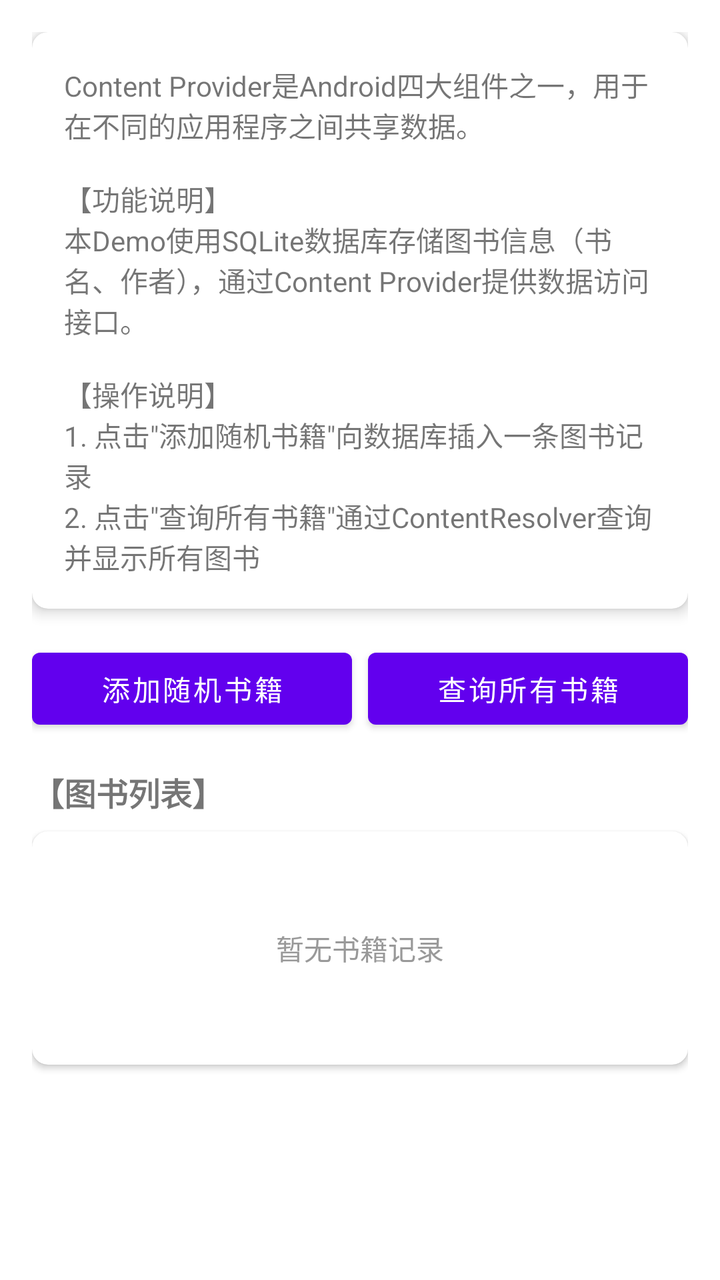
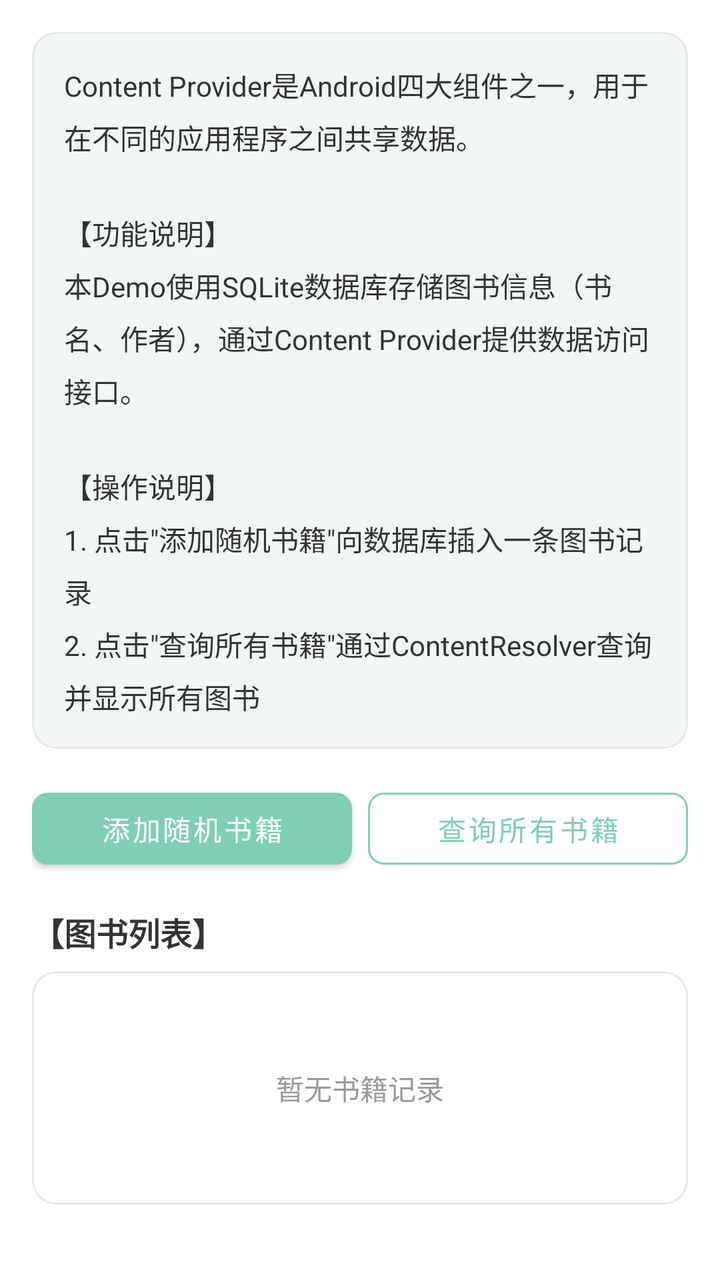

Screens rendered from an Android XML layout before and after an edit, with the pre-edit source and the edit as a unified diff.
<!-- AndroidManifest.xml: application theme Theme.AndroidComponentDemo -->
<!-- res/layout/fragment_provider.xml -->
<?xml version="1.0" encoding="utf-8"?>
<ScrollView xmlns:android="http://schemas.android.com/apk/res/android"
    xmlns:app="http://schemas.android.com/apk/res-auto"
    android:layout_width="match_parent"
    android:layout_height="match_parent"
    android:fillViewport="true">

    <LinearLayout
        android:layout_width="match_parent"
        android:layout_height="wrap_content"
        android:orientation="vertical"
        android:padding="16dp">

        
        <androidx.cardview.widget.CardView
            android:layout_width="match_parent"
            android:layout_height="wrap_content"
            android:layout_marginBottom="16dp"
            app:cardCornerRadius="8dp"
            app:cardElevation="4dp">

            <TextView
                android:id="@+id/tv_provider_intro"
                android:layout_width="match_parent"
                android:layout_height="wrap_content"
                android:padding="16dp"
                android:text="@string/provider_intro"
                android:textSize="14sp" />

        </androidx.cardview.widget.CardView>

        
        <LinearLayout
            android:layout_width="match_parent"
            android:layout_height="wrap_content"
            android:layout_marginBottom="16dp"
            android:orientation="horizontal">

            <Button
                android:id="@+id/btn_add_book"
                android:layout_width="0dp"
                android:layout_height="wrap_content"
                android:layout_marginEnd="8dp"
                android:layout_weight="1"
                android:text="@string/btn_add_book" />

            <Button
                android:id="@+id/btn_query_books"
                android:layout_width="0dp"
                android:layout_height="wrap_content"
                android:layout_weight="1"
                android:text="@string/btn_query_books" />

        </LinearLayout>

        
        <TextView
            android:layout_width="match_parent"
            android:layout_height="wrap_content"
            android:layout_marginBottom="8dp"
            android:text="@string/book_list"
            android:textSize="16sp"
            android:textStyle="bold" />

        <androidx.cardview.widget.CardView
            android:layout_width="match_parent"
            android:layout_height="wrap_content"
            app:cardCornerRadius="8dp"
            app:cardElevation="2dp">

            <LinearLayout
                android:layout_width="match_parent"
                android:layout_height="wrap_content"
                android:orientation="vertical"
                android:padding="16dp">

                <TextView
                    android:id="@+id/tv_books_empty"
                    android:layout_width="match_parent"
                    android:layout_height="wrap_content"
                    android:gravity="center"
                    android:padding="32dp"
                    android:text="@string/no_books"
                    android:textColor="#999999"
                    android:textSize="14sp"
                    android:visibility="visible" />

                <LinearLayout
                    android:id="@+id/ll_books_container"
                    android:layout_width="match_parent"
                    android:layout_height="wrap_content"
                    android:orientation="vertical"
                    android:visibility="gone" />

            </LinearLayout>

        </androidx.cardview.widget.CardView>

    </LinearLayout>

</ScrollView>
<!-- resources referenced by this layout -->
<resources>
  <string name="book_list">【图书列表】</string>
  <string name="btn_add_book">添加随机书籍</string>
  <string name="btn_query_books">查询所有书籍</string>
  <string name="no_books">暂无书籍记录</string>
  <string name="provider_intro">Content Provider是Android四大组件之一，用于在不同的应用程序之间共享数据。\n\n【功能说明】\n本Demo使用SQLite数据库存储图书信息（书名、作者），通过Content Provider提供数据访问接口。\n\n【操作说明】\n1. 点击\"添加随机书籍\"向数据库插入一条图书记录\n2. 点击\"查询所有书籍\"通过ContentResolver查询并显示所有图书</string>
  <style name="Theme.AndroidComponentDemo" parent="Theme.MaterialComponents.DayNight.NoActionBar">
          
          <item name="colorPrimary">@color/purple_500</item>
          <item name="colorPrimaryVariant">@color/purple_700</item>
          <item name="colorOnPrimary">@color/white</item>
          
          <item name="colorSecondary">@color/teal_200</item>
          <item name="colorSecondaryVariant">@color/teal_700</item>
          <item name="colorOnSecondary">@color/black</item>
          
          <item name="android:statusBarColor">?attr/colorPrimaryVariant</item>
      </style>
  <color name="purple_500">#FF6200EE</color>
  <color name="purple_700">#FF3700B3</color>
  <color name="white">#FFFFFFFF</color>
  <color name="teal_200">#FF03DAC5</color>
  <color name="teal_700">#FF018786</color>
  <color name="black">#FF000000</color>
</resources>

<!-- the commit's change to res/layout/fragment_provider.xml (unified diff, before → after) -->
@@ -11,13 +11,11 @@
         android:orientation="vertical"
         android:padding="16dp">
 
-        
-        <androidx.cardview.widget.CardView
+        <com.google.android.material.card.MaterialCardView
             android:layout_width="match_parent"
             android:layout_height="wrap_content"
             android:layout_marginBottom="16dp"
-            app:cardCornerRadius="8dp"
-            app:cardElevation="4dp">
+            style="@style/IntroCardStyle">
 
             <TextView
                 android:id="@+id/tv_provider_intro"
@@ -25,48 +23,48 @@
                 android:layout_height="wrap_content"
                 android:padding="16dp"
                 android:text="@string/provider_intro"
-                android:textSize="14sp" />
+                android:textSize="14sp"
+                android:textColor="@color/text_primary"
+                android:lineSpacingMultiplier="1.3"/>
+        </com.google.android.material.card.MaterialCardView>
 
-        </androidx.cardview.widget.CardView>
-
-        
         <LinearLayout
             android:layout_width="match_parent"
             android:layout_height="wrap_content"
-            android:layout_marginBottom="16dp"
-            android:orientation="horizontal">
+            android:orientation="horizontal"
+            android:layout_marginBottom="16dp">
 
-            <Button
+            <com.google.android.material.button.MaterialButton
                 android:id="@+id/btn_add_book"
+                style="@style/PrimaryButton"
                 android:layout_width="0dp"
                 android:layout_height="wrap_content"
                 android:layout_marginEnd="8dp"
                 android:layout_weight="1"
-                android:text="@string/btn_add_book" />
+                android:text="@string/btn_add_book"/>
 
-            <Button
+            <com.google.android.material.button.MaterialButton
                 android:id="@+id/btn_query_books"
+                style="@style/OutlineButton"
                 android:layout_width="0dp"
                 android:layout_height="wrap_content"
                 android:layout_weight="1"
-                android:text="@string/btn_query_books" />
-
+                android:text="@string/btn_query_books"/>
         </LinearLayout>
 
-        
         <TextView
             android:layout_width="match_parent"
             android:layout_height="wrap_content"
             android:layout_marginBottom="8dp"
             android:text="@string/book_list"
             android:textSize="16sp"
-            android:textStyle="bold" />
+            android:textStyle="bold"
+            android:textColor="@color/text_primary"/>
 
-        <androidx.cardview.widget.CardView
+        <com.google.android.material.card.MaterialCardView
             android:layout_width="match_parent"
             android:layout_height="wrap_content"
-            app:cardCornerRadius="8dp"
-            app:cardElevation="2dp">
+            style="@style/CardStyle">
 
             <LinearLayout
                 android:layout_width="match_parent"
@@ -81,20 +79,18 @@
                     android:gravity="center"
                     android:padding="32dp"
                     android:text="@string/no_books"
-                    android:textColor="#999999"
+                    android:textColor="@color/text_hint"
                     android:textSize="14sp"
-                    android:visibility="visible" />
+                    android:visibility="visible"/>
 
                 <LinearLayout
                     android:id="@+id/ll_books_container"
                     android:layout_width="match_parent"
                     android:layout_height="wrap_content"
                     android:orientation="vertical"
-                    android:visibility="gone" />
-
+                    android:visibility="gone"/>
             </LinearLayout>
-
-        </androidx.cardview.widget.CardView>
+        </com.google.android.material.card.MaterialCardView>
 
     </LinearLayout>
 
<!-- resource entries referenced after the edit -->
@@ -1,27 +1,68 @@
 <!-- resources referenced by this layout -->
 <resources>
+  <color name="text_hint">#999999</color>
+  <color name="text_primary">#333333</color>
   <string name="book_list">【图书列表】</string>
   <string name="btn_add_book">添加随机书籍</string>
   <string name="btn_query_books">查询所有书籍</string>
   <string name="no_books">暂无书籍记录</string>
   <string name="provider_intro">Content Provider是Android四大组件之一，用于在不同的应用程序之间共享数据。\n\n【功能说明】\n本Demo使用SQLite数据库存储图书信息（书名、作者），通过Content Provider提供数据访问接口。\n\n【操作说明】\n1. 点击\"添加随机书籍\"向数据库插入一条图书记录\n2. 点击\"查询所有书籍\"通过ContentResolver查询并显示所有图书</string>
+  <style name="CardStyle" parent="Widget.MaterialComponents.CardView">
+          <item name="cardCornerRadius">12dp</item>
+          <item name="cardElevation">0dp</item>
+          <item name="strokeWidth">1dp</item>
+          <item name="strokeColor">@color/card_stroke</item>
+          <item name="cardBackgroundColor">@color/card_background</item>
+      </style>
+  <style name="IntroCardStyle" parent="CardStyle">
+          <item name="cardBackgroundColor">@color/card_intro_background</item>
+      </style>
+  <style name="OutlineButton" parent="Widget.MaterialComponents.Button.OutlinedButton">
+          <item name="strokeColor">@color/secondary</item>
+          <item name="android:textColor">@color/secondary</item>
+          <item name="cornerRadius">8dp</item>
+      </style>
+  <style name="PrimaryButton" parent="Widget.MaterialComponents.Button">
+          <item name="backgroundTint">@color/secondary</item>
+          <item name="android:textColor">@color/white</item>
+          <item name="cornerRadius">8dp</item>
+      </style>
   <style name="Theme.AndroidComponentDemo" parent="Theme.MaterialComponents.DayNight.NoActionBar">
           
-          <item name="colorPrimary">@color/purple_500</item>
-          <item name="colorPrimaryVariant">@color/purple_700</item>
+          <item name="colorPrimary">@color/primary</item>
+          <item name="colorPrimaryVariant">@color/primary_dark</item>
           <item name="colorOnPrimary">@color/white</item>
           
-          <item name="colorSecondary">@color/teal_200</item>
-          <item name="colorSecondaryVariant">@color/teal_700</item>
-          <item name="colorOnSecondary">@color/black</item>
+          <item name="colorSecondary">@color/secondary</item>
+          <item name="colorSecondaryVariant">@color/secondary_dark</item>
+          <item name="colorOnSecondary">@color/white</item>
+          
+          <item name="android:windowBackground">@color/background</item>
+          <item name="colorSurface">@color/surface</item>
+          <item name="colorOnSurface">@color/text_primary</item>
+          
+          <item name="android:textColorPrimary">@color/text_primary</item>
+          <item name="android:textColorSecondary">@color/text_secondary</item>
+          <item name="android:textColorHint">@color/text_hint</item>
+          
+          <item name="colorAccent">@color/accent</item>
           
           <item name="android:statusBarColor">?attr/colorPrimaryVariant</item>
+          
+          <item name="android:navigationBarColor">@color/nav_background</item>
       </style>
-  <color name="purple_500">#FF6200EE</color>
-  <color name="purple_700">#FF3700B3</color>
+  <color name="card_stroke">#E8E8E8</color>
+  <color name="card_background">#FFFFFF</color>
+  <color name="card_intro_background">#F0F7F4</color>
+  <color name="secondary">#7FCFB5</color>
   <color name="white">#FFFFFFFF</color>
-  <color name="teal_200">#FF03DAC5</color>
-  <color name="teal_700">#FF018786</color>
-  <color name="black">#FF000000</color>
+  <color name="primary">#2C3E50</color>
+  <color name="primary_dark">#1A252F</color>
+  <color name="secondary_dark">#5AB89E</color>
+  <color name="background">#FCFAF7</color>
+  <color name="surface">#FFFFFF</color>
+  <color name="text_secondary">#666666</color>
+  <color name="accent">#E8A87C</color>
+  <color name="nav_background">#FFFFFF</color>
 </resources>
 
